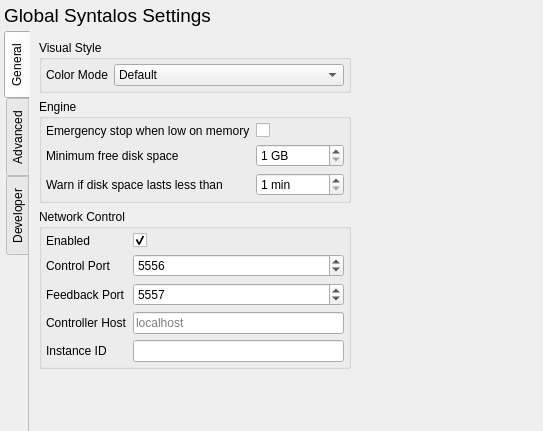
syntalos/syntalos, file src/globalconfigdialog.ui: the form before one commit; both pictures show x 0 to 543 and y 0 to 431 of the 780 by 536 pixel window.
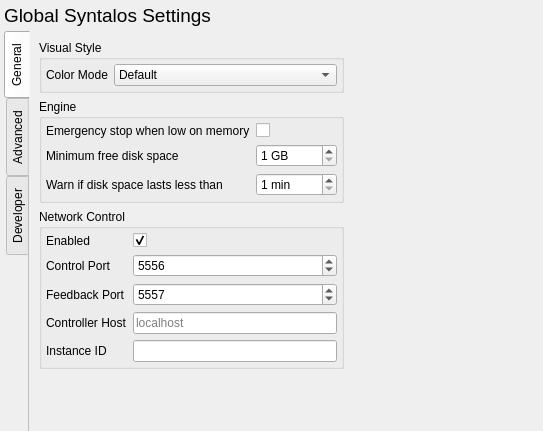
The form after the commit. Icons and pictures are not drawn.

```diff
--- a/src/globalconfigdialog.ui
+++ b/src/globalconfigdialog.ui
@@ -176,7 +176,7 @@
                 <number>1</number>
                </property>
                <property name="maximum">
-                <number>100000</number>
+                <number>10000</number>
                </property>
               </widget>
              </item>
```
